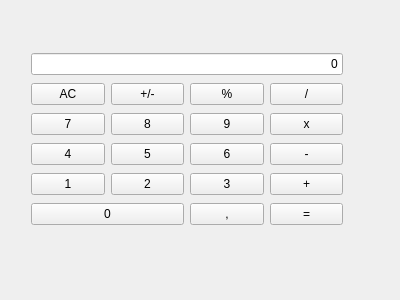
Qt form mainwindow.ui (bsu-mmf-2k4g2019/lab-1-Callmeviolla) before a commit.
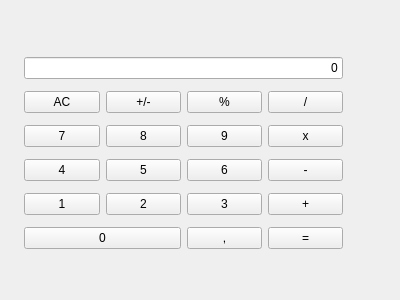
The same form after that commit.

What changed in the file:
```diff
--- a/mainwindow.ui
+++ b/mainwindow.ui
@@ -17,10 +17,10 @@
    <widget class="QWidget" name="gridLayoutWidget">
     <property name="geometry">
      <rect>
-      <x>20</x>
+      <x>13</x>
       <y>40</y>
-      <width>334</width>
-      <height>201</height>
+      <width>341</width>
+      <height>231</height>
      </rect>
     </property>
     <layout class="QGridLayout" name="gridLayout">
```
